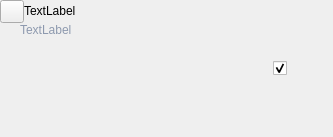
First picture: the form in ui/beat_widget.ui, repository zkovari/plotlyst, before the edit.
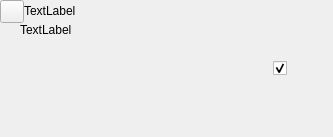
Second picture: the form after the edit. The open tabs and pages were chosen to show the change. Custom widgets are drawn as their Qt base class.

What changed in the file:
```diff
--- a/ui/beat_widget.ui
+++ b/ui/beat_widget.ui
@@ -97,15 +97,15 @@
          </property>
          <item alignment="Qt::AlignTop">
           <widget class="QLabel" name="lblDescription">
-           <property name="styleSheet">
-            <string notr="true">color: #8d99ae;</string>
-           </property>
            <property name="text">
             <string>TextLabel</string>
            </property>
            <property name="wordWrap">
             <bool>true</bool>
            </property>
+           <property name="description" stdset="0">
+            <bool>true</bool>
+           </property>
           </widget>
          </item>
         </layout>
@@ -266,16 +266,16 @@
   </layout>
  </widget>
  <customwidgets>
-  <customwidget>
-   <class>AutoAdjustableTextEdit</class>
-   <extends>QTextEdit</extends>
-   <header>src.main.python.plotlyst.view.widget.input</header>
-  </customwidget>
   <customwidget>
    <class>Toggle</class>
    <extends>QCheckBox</extends>
    <header>src.main.python.plotlyst.view.widget.input</header>
   </customwidget>
+  <customwidget>
+   <class>AutoAdjustableTextEdit</class>
+   <extends>QTextEdit</extends>
+   <header>src.main.python.plotlyst.view.widget.input</header>
+  </customwidget>
  </customwidgets>
  <resources/>
  <connections/>
```
Left out of the diff: 6 changed lines with no effect on the pictures.
